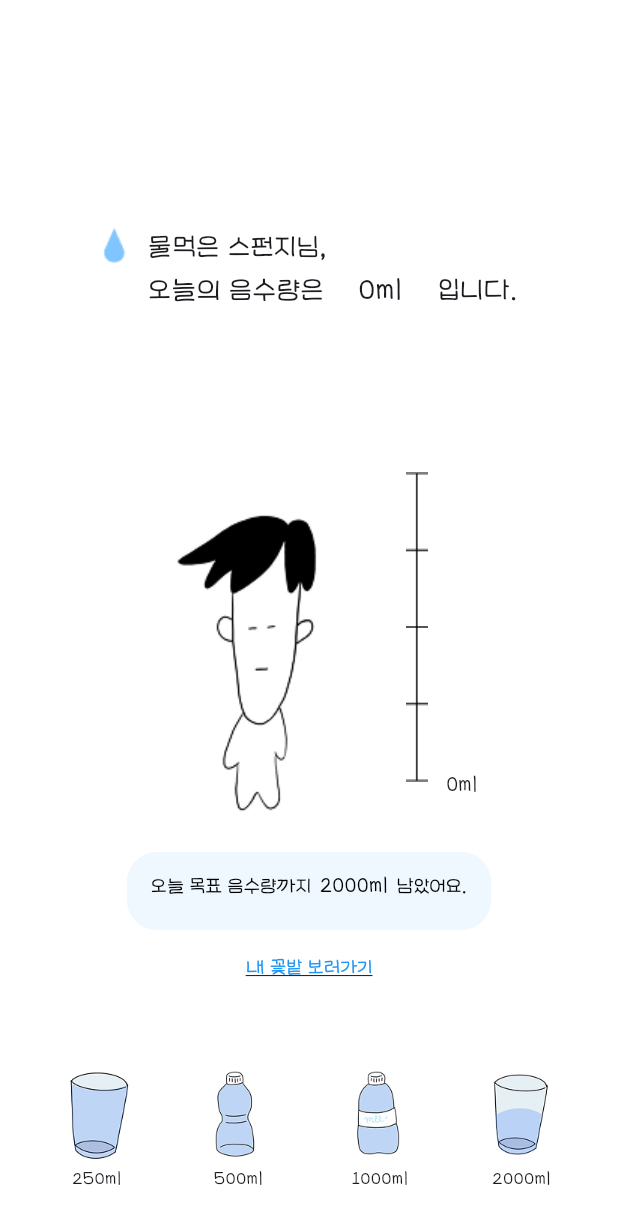
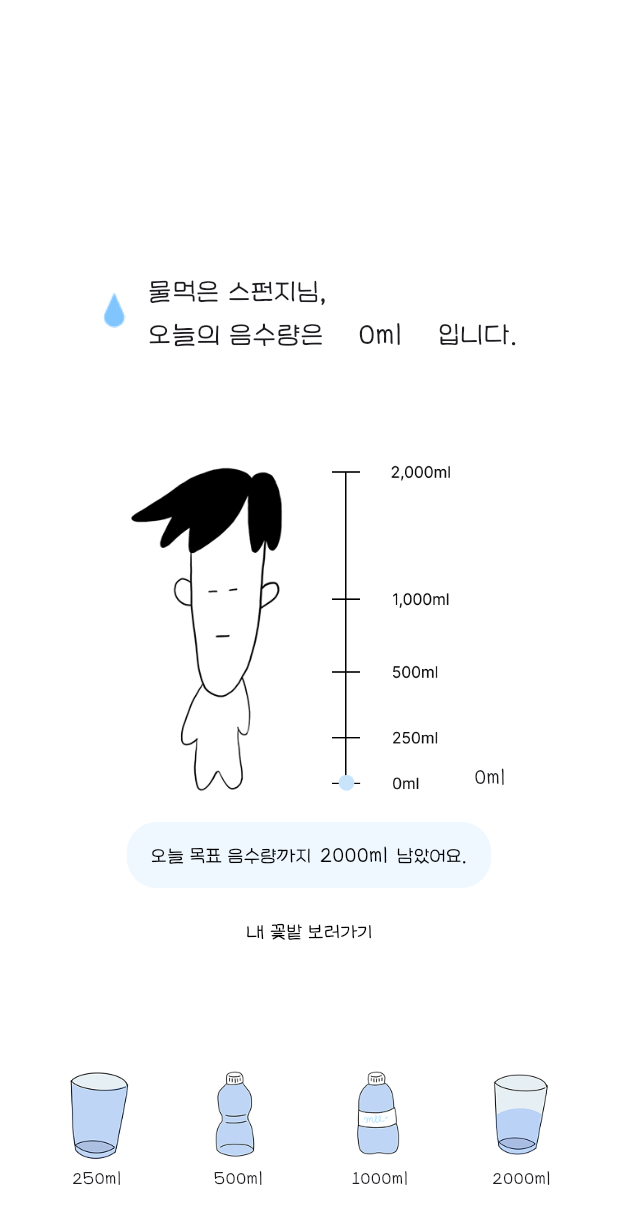
Before and after one commit to Hrepay/mull, a Flutter app: the screen it shows after launch, on a phone screen of 412 x 824 dp. Shown: the top 1224 px of the screen. Run offline on Flutter 3.47's test engine with Material 3 defaults, Android fonts, the phone set to English and light mode, and no system bars.

Commit message:
mull UI update

```diff
--- a/lib/screens/drink_tracker_screen.dart
+++ b/lib/screens/drink_tracker_screen.dart
@@ -13,6 +13,29 @@ class DrinkTrackerScreen extends StatefulWidget {
 class _DrinkTrackerScreenState extends State<DrinkTrackerScreen> {
   final DrinkModel model = DrinkModel();
 
+  String getImageForTotal(int total) {
+    if (total >= 2000) {
+      return 'assets/images/person2000.png';
+    } else if (total >= 1000) {
+      return 'assets/images/person1000.png';
+    } else if (total >= 500) {
+      return 'assets/images/person500.png';
+    } else if (total >= 250) {
+      return 'assets/images/person250.png';
+    } else {
+      return 'assets/images/person0.png';
+    }
+  }
+
+  String getBarImageForTotal(int total) {
+    if (total >= 2000) return 'assets/images/bar5.png';
+    if (total >= 1500) return 'assets/images/bar4.png';
+    if (total >= 1000) return 'assets/images/bar3.png';
+    if (total >= 500)  return 'assets/images/bar2.png';
+    if (total > 0)     return 'assets/images/bar1.png';
+    return 'assets/images/bar1.png';
+  }
+
   @override
   Widget build(BuildContext context) {
     return Scaffold(
@@ -22,12 +45,15 @@ class _DrinkTrackerScreenState extends State<DrinkTrackerScreen> {
         children: [
           Column(
             children: [
-              const SizedBox(height: 150),
+              const SizedBox(height: 180),
               Row(
                 mainAxisAlignment: MainAxisAlignment.center,
                 crossAxisAlignment: CrossAxisAlignment.start,
                 children: [
-                  Image.asset('assets/images/mull.png', width: 20, height: 27),
+                  Padding(
+                    padding: const EdgeInsets.only(top: 13),
+                    child: Image.asset('assets/images/mull.png', width: 20, height: 27),
+                  ),
                   const SizedBox(width: 12),
                   Column(
                     crossAxisAlignment: CrossAxisAlignment.start,
@@ -59,21 +85,51 @@ class _DrinkTrackerScreenState extends State<DrinkTrackerScreen> {
                 mainAxisAlignment: MainAxisAlignment.center,
                 crossAxisAlignment: CrossAxisAlignment.end,
                 children: [
-                  const SizedBox(width: 60),
-                  Image.asset('assets/images/person0.png', height: 280),
+                  const SizedBox(width: 45),
+
+                  SizedBox(
+                    width: 140,
+                    height: 230,
+                    child: AnimatedSwitcher(
+                      duration: const Duration(milliseconds: 300),
+                      child: Container(
+                        key: ValueKey(getImageForTotal(model.total)),
+                        decoration: BoxDecoration(
+                          // border: Border.all(color: Colors.grey),
+                        ),
+                        child: Image.asset(
+                          getImageForTotal(model.total),
+                          fit: BoxFit.contain,
+                        ),
+                      ),
+                    ),
+                  ),
+
                   const SizedBox(width: 10),
+
                   Row(
                     crossAxisAlignment: CrossAxisAlignment.end,
                     children: [
-                      Image.asset('assets/images/bar.png', height: 260),
-                      const SizedBox(width: 10),
+                      AnimatedSwitcher(
+                        duration: const Duration(milliseconds: 300),
+                        transitionBuilder: (Widget child, Animation<double> animation) {
+                          return FadeTransition(opacity: animation, child: child);
+                        },
+                        child: Image.asset(
+                          getBarImageForTotal(model.total),
+                          key: ValueKey(getBarImageForTotal(model.total)),
+                          height: 220,
+                        ),
+                      ),
                       SizedBox(
-                        width: 72,
+                        width: 85,
                         child: Padding(
-                          padding: const EdgeInsets.only(bottom: 15),
-                          child: Text('${model.total}ml',
+                          padding: const EdgeInsets.only(left: 15),
+                          child: Text(
+                            '${model.total}ml',
                             textAlign: TextAlign.left,
-                              style: const TextStyle(fontSize: 14, fontFamily: '이서윤체')),
+                            style: const TextStyle(fontSize: 14, fontFamily: '이서윤체'),
+                          ),
                         ),
                       ),
                     ],
@@ -113,28 +169,50 @@ class _DrinkTrackerScreenState extends State<DrinkTrackerScreen> {
                         ],
                       ),
                     ),
-                    const SizedBox(height: 8),
                   ],
                 ),
               ),
+              Column(
+                children: [
                   TextButton(
                     onPressed: () {
+                      if (model.total >= 2000) {
                         Navigator.push(
                           context,
                           MaterialPageRoute(builder: (context) => const FridgeView()),
                         );
+                      } else {
+                        ScaffoldMessenger.of(context).showSnackBar(
+                          SnackBar(
+                            content: const Text(
+                              '2000ml 이상 마셔야 입장할 수 있어요.',
+                              textAlign: TextAlign.center,
+                              style: TextStyle(fontSize: 15),
+                            ),
+                            backgroundColor: Colors.black,
+                            behavior: SnackBarBehavior.floating,
+                            margin: const EdgeInsets.symmetric(horizontal: 24, vertical: 12),
+                            shape: RoundedRectangleBorder(borderRadius: BorderRadius.circular(12)),
+                            duration: Duration(seconds: 2),
+                          ),
+                        );
+                      }
                     },
-                child: const Text(
+                    child: Padding(
+                      padding: const EdgeInsets.only(top: 10),
+                      child: Text(
                         '내 꽃밭 보러가기',
                         style: TextStyle(
                           fontSize: 14,
-                    decoration: TextDecoration.underline,
                           fontFamily: '이서윤체',
-                    color: Colors.blue,
+                          color: model.total >= 2000 ? Colors.blue : Colors.black,
+                        ),
                       ),
                     ),
                   ),
                   const SizedBox(height: 30),
+                ],
+              ),
             ],
           ),
           Padding(
```
Also changed, not shown: lib/screens/fridge_view.dart (+15 -5 lines), assets/images/bar.png, assets/images/bar1.png (added), assets/images/bar2.png (added), assets/images/bar3.png (added), assets/images/bar4.png (added), assets/images/bar5.png (added), assets/images/person0.png, assets/images/person1000.png, assets/images/person2000.png, assets/images/person250.png, assets/images/person500.png, assets/images/warn.png (added). Lines whose indentation alone changed are shown as unchanged.
